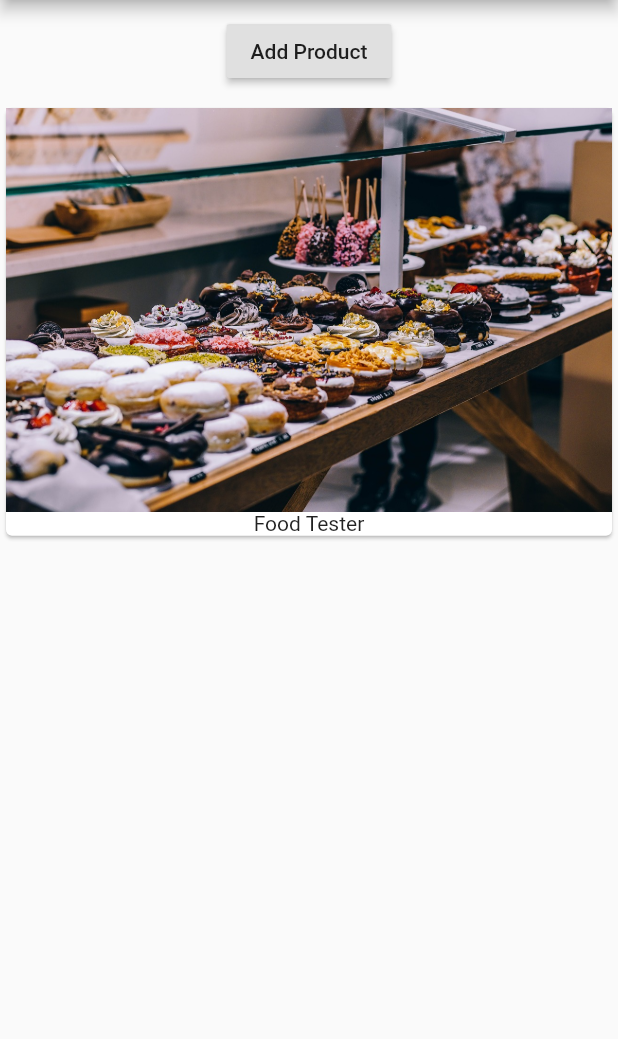
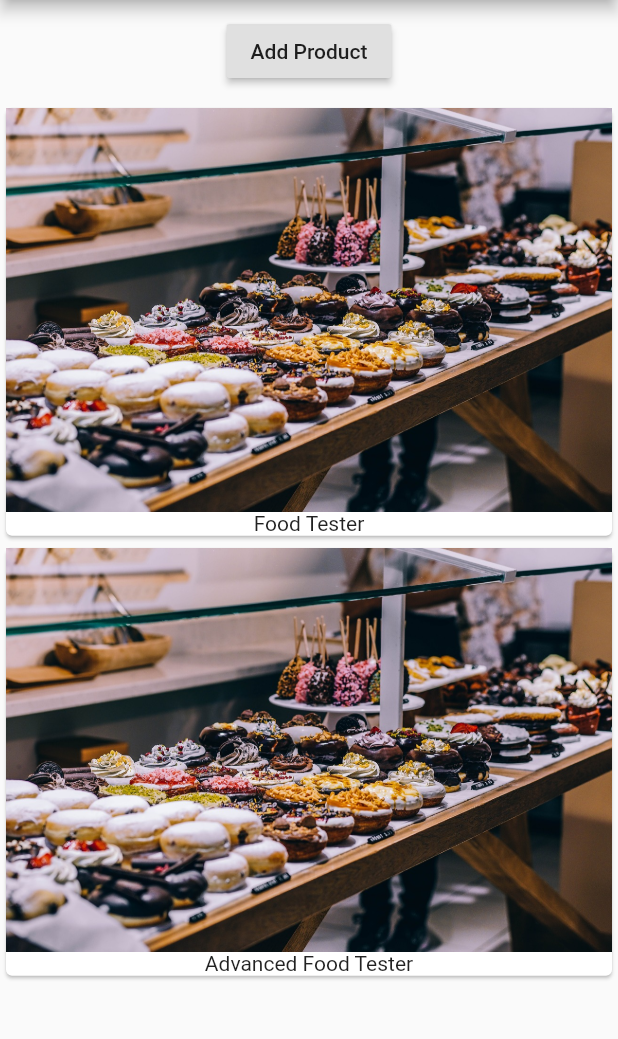
Before and after one commit to james4996/udemy_first_app, a Flutter app: the screen it shows after launch, after a tap on "Add Product", on a phone screen of 412 x 824 dp, the part 84-1123 px from its top. Run offline on Flutter 3.47's test engine with Material 2 defaults, Android fonts, the phone set to English and light mode, and no system bars.

Commit message:
End of session

```diff
--- a/lib/main.dart
+++ b/lib/main.dart
@@ -1,48 +1,19 @@
 import 'package:flutter/material.dart';
+
+import './product_manager.dart';
 
 void main() => runApp(MyApp());
 
-class MyApp extends StatefulWidget {
-  @override
-  State<StatefulWidget> createState() {
-    // TODO: implement createState
-    return _MyAppState();
-  }
-}
-
-class _MyAppState extends State<MyApp> {
-  List<String> _products = ['Food Tester'];
-
+class MyApp extends StatelessWidget {
   @override
   Widget build(BuildContext context) {
     return MaterialApp(
       home: Scaffold(
-          appBar: AppBar(
-            title: Text('EasyList'),
-          ),
-          body: Column(
-            children: [
-              Container(
-                margin: EdgeInsets.all(10.0),
-                child: RaisedButton(
-                  onPressed: () {},
-                  child: Text('Add Product'),
-                ),
-              ),
-              Column(
-                children: _products
-                    .map((element) => Card(
-                          child: Column(
-                            children: <Widget>[
-                              Image.asset('assets/food.jpg'),
-                              Text(element)
-                            ],
-                          ),
-                        ))
-                    .toList(),
-              ),
-            ],
-          )),
+        appBar: AppBar(
+          title: Text('EasyList'),
+        ),
+        body: ProductManager(),
+      ),
     );
   }
 }
--- /dev/null
+++ b/lib/product_manager.dart
@@ -0,0 +1,33 @@
+import 'package:flutter/material.dart';
+
+import './products.dart';
+
+class ProductManager extends StatefulWidget {
+  @override
+  State<StatefulWidget> createState() {
+    // TODO: implement createState
+    return _ProductManagerState();
+  }
+}
+
+class _ProductManagerState extends State<ProductManager> {
+  List<String> _products = ['Food Tester'];
+
+  @override
+  Widget build(BuildContext context) {
+    // TODO: implement build
+    return Column(children: [Container(
+      margin: EdgeInsets.all(10.0),
+      child: RaisedButton(
+        onPressed: () {
+          setState(() {
+            _products.add('Advanced Food Tester');
+          });
+        },
+        child: Text('Add Product'),
+      ),
+    ),
+    Products(_products)
+    ],);
+  }
+}
--- /dev/null
+++ b/lib/products.dart
@@ -0,0 +1,23 @@
+import 'package:flutter/material.dart';
+
+class Products extends StatelessWidget {
+  final List<String> products;
+  Products(this.products);
+
+  @override
+  Widget build(BuildContext context) {
+    // TODO: implement build
+    return Column(
+      children: products
+          .map((element) => Card(
+                child: Column(
+                  children: <Widget>[
+                    Image.asset('assets/food.jpg'),
+                    Text(element)
+                  ],
+                ),
+              ))
+          .toList(),
+    );
+  }
+}
```
